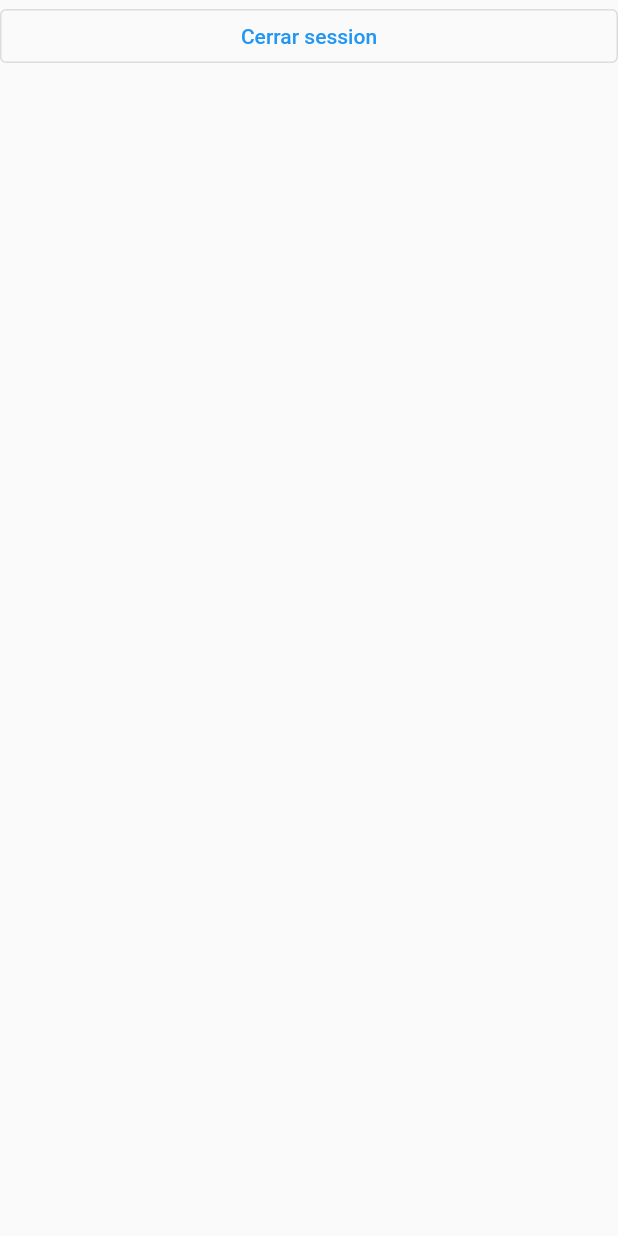
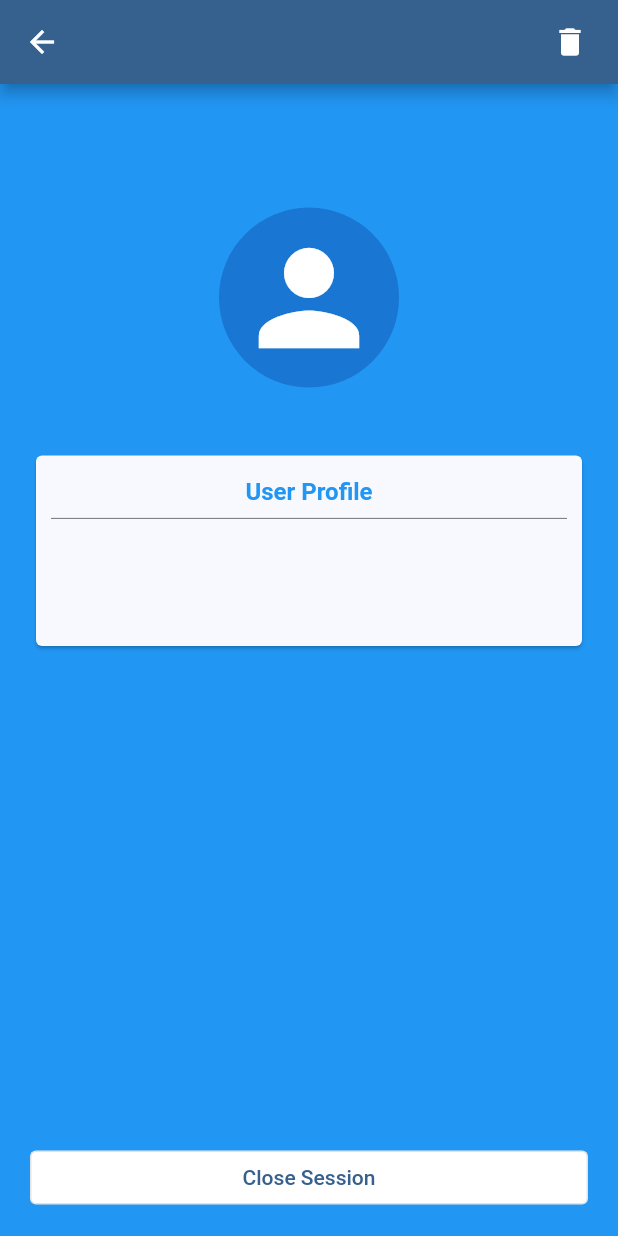
Before and after one commit to samir1604/Task-Three, a Flutter app: the HomePage screen opened by its route, on a phone screen of 412 x 824 dp. Run offline on Flutter 3.47's test engine with Material 2 defaults, Android fonts, the light colour scheme and no system bars; our stand-ins replace freezed_annotation, get_it, shared_preferences; accounts and stored records are empty.

Commit message:
Implemented logout and clear registered users

```diff
--- a/task_three/lib/app/task_app.dart
+++ b/task_three/lib/app/task_app.dart
@@ -27,9 +27,7 @@ class MainApp extends StatelessWidget {
     return MaterialApp(
       debugShowCheckedModeBanner: false,
       title: 'Task Three',
-      theme: ThemeData(
-        primarySwatch: Colors.blue,
-      ),
+      theme: ThemeData(colorSchemeSeed: Colors.blue),
       initialRoute: Provider.of<UserController>(context, listen: false)
               .isUserAuthenticated
           ? Routes.home
--- a/task_three/lib/features/auth/views/home_page.dart
+++ b/task_three/lib/features/auth/views/home_page.dart
@@ -2,23 +2,129 @@ import 'package:flutter/material.dart';
 import 'package:provider/provider.dart';
 import 'package:task_three/features/auth/auth.dart';
 import 'package:task_three/routes.dart';
+import 'package:task_three/theme/app_colors.dart';
 
 class HomePage extends StatelessWidget {
   const HomePage({super.key});
 
   @override
   Widget build(BuildContext context) {
+    final sizeHeight = MediaQuery.of(context).size.height;
+
+    final userController = Provider.of<UserController>(context);
+
     return Scaffold(
+      backgroundColor: AppColors.backgroundColor,
+      appBar: AppBar(
+        actions: [
+          Padding(
+            padding: const EdgeInsets.only(right: 8.0),
+            child: IconButton(
+              icon: const Icon(Icons.delete),
+              onPressed: () {
+                showDialog(
+                    context: context,
+                    builder: (_) => AlertDialog(
+                          icon: const Icon(Icons.delete),
+                          title: const Text('Clean all registered users ?'),
+                          actions: [
+                            ElevatedButton.icon(
+                                onPressed: () => Navigator.pop(context),
+                                icon: const Icon(Icons.close),
+                                label: const Text('Cancel')),
+                            ElevatedButton.icon(
+                                onPressed: () {
+                                  Provider.of<UserController>(context,
+                                          listen: false)
+                                      .clear();
+                                  Navigator.pushNamedAndRemoveUntil(
+                                      context, Routes.login, (_) => false);
+                                },
+                                icon: const Icon(Icons.check),
+                                label: const Text('Accept'))
+                          ],
+                        ));
+              },
+            ),
+          )
+        ],
+      ),
       body: SafeArea(
           child: SizedBox(
         width: double.infinity,
-        child: OutlinedButton(
-            onPressed: () {
-              Provider.of<UserController>(context, listen: false).logOut();
-              Navigator.pushNamedAndRemoveUntil(
-                  context, Routes.login, (_) => false);
-            },
-            child: Text('Cerrar session')),
+        child: Column(
+          mainAxisSize: MainAxisSize.min,
+          children: [
+            SizedBox(height: sizeHeight * .1),
+            CircleAvatar(
+              radius: 60,
+              child: Icon(
+                Icons.person,
+                size: 100,
+                color: AppColors.textColor,
+              ),
+            ),
+            SizedBox(height: sizeHeight * .05),
+            Padding(
+              padding: const EdgeInsets.symmetric(horizontal: 20),
+              child: Card(
+                child: Padding(
+                  padding: const EdgeInsets.symmetric(horizontal: 10),
+                  child: SizedBox(
+                    width: double.infinity,
+                    child: Column(
+                      mainAxisSize: MainAxisSize.min,
+                      children: [
+                        const SizedBox(height: 15),
+                        Text(
+                          'User Profile',
+                          style: TextStyle(
+                              color: AppColors.backgroundColor,
+                              fontWeight: FontWeight.bold,
+                              fontSize: 16),
+                        ),
+                        const Divider(
+                          color: Colors.black54,
+                        ),
+                        const SizedBox(height: 10),
+                        Text(
+                          userController.getRegisteredUser?.username ?? '',
+                          style: const TextStyle(fontSize: 20),
+                        ),
+                        const SizedBox(height: 10),
+                        Text(
+                          userController.getRegisteredUser?.email ?? '',
+                          style: const TextStyle(fontSize: 16),
+                        ),
+                        const SizedBox(height: 15),
+                      ],
+                    ),
+                  ),
+                ),
+              ),
+            ),
+            const Spacer(),
+            SizedBox(
+              width: double.infinity,
+              child: Padding(
+                padding: const EdgeInsets.symmetric(horizontal: 20),
+                child: OutlinedButton(
+                  style: const ButtonStyle(
+                      backgroundColor:
+                          MaterialStatePropertyAll<Color>(Colors.white)),
+                  onPressed: () {
+                    Provider.of<UserController>(context, listen: false)
+                        .logOut();
+                    Navigator.pushNamedAndRemoveUntil(
+                        context, Routes.login, (_) => false);
+                  },
+                  child: const Text('Close Session'),
+                ),
+              ),
+            ),
+            const SizedBox(height: 15),
+          ],
+        ),
       )),
     );
   }
```
Also changed, not shown: task_three/lib/features/auth/views/login_page.dart (+14 -15 lines), task_three/lib/features/auth/views/sign_up_page.dart (+16 -10 lines).
